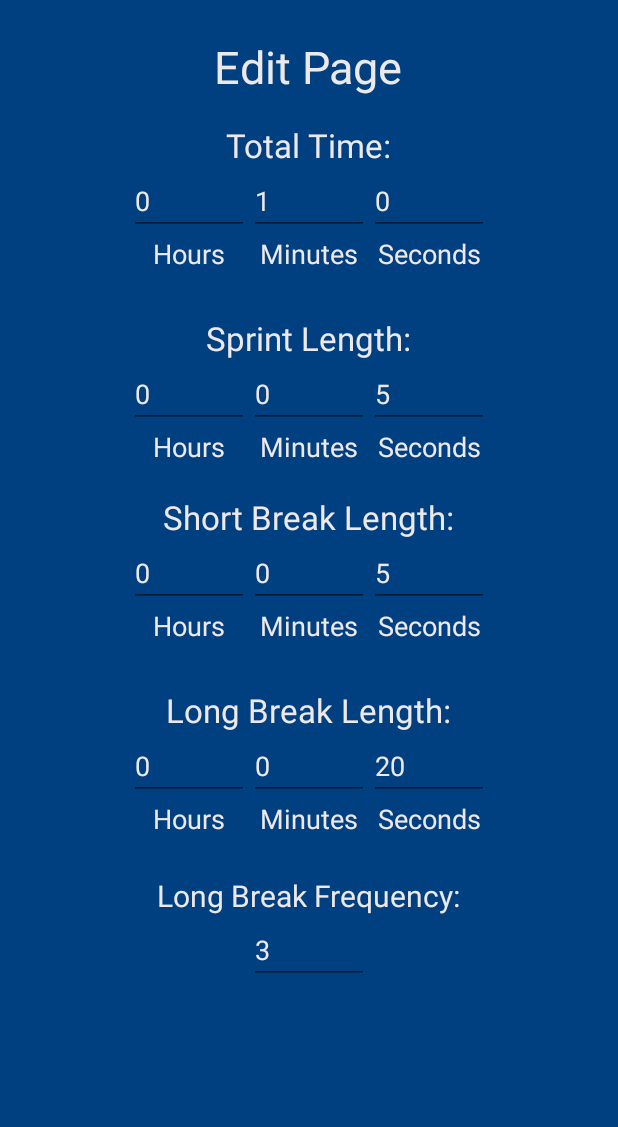
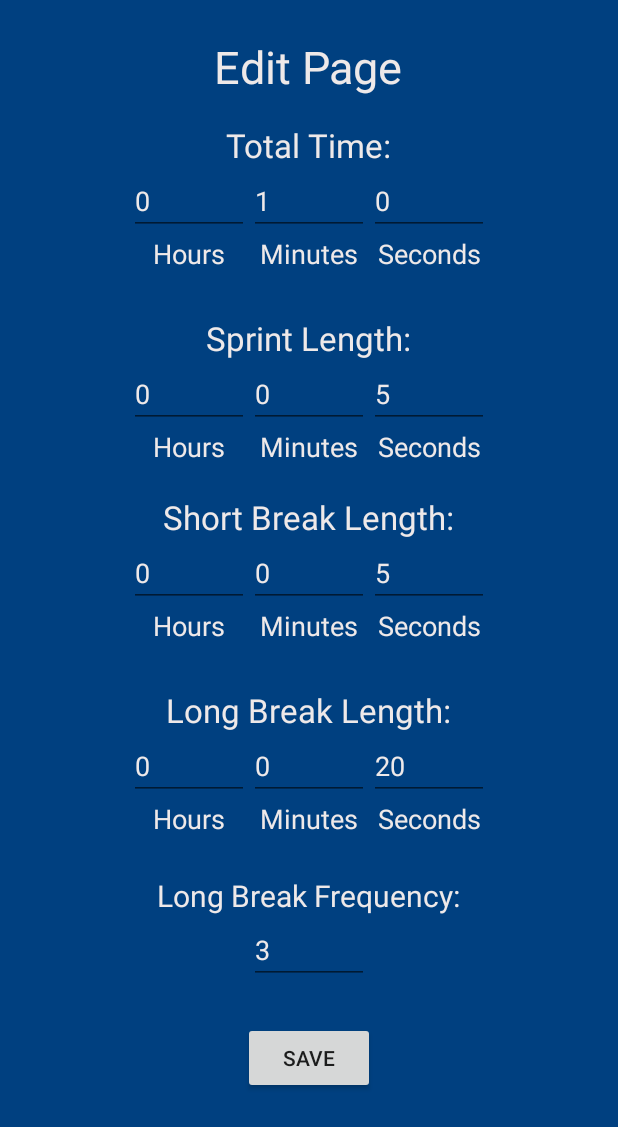
Before and after one commit to kushalk25/ergo-efficiency-timer, an Android app: the screen it shows after launch (MainActivity), after a tap on "EDIT TIMER", on a phone screen of 412 x 824 dp. Shown: the top 1127 px of the screen. Run offline under Robolectric (Android 15) with nearby library versions, the phone set to English and light mode, and no system bars.

Commit message:
changed colour of status bar on edit page, added save button, changed manifest so that screen is manipulatable when using soft keyboard

```diff
--- a/src/main/AndroidManifest.xml
+++ b/src/main/AndroidManifest.xml
@@ -12,7 +12,8 @@
             android:name=".MainActivity"
             android:label="@string/app_name"
             android:theme="@style/AppTheme.NoActionBar"
-            android:screenOrientation="portrait">
+            android:screenOrientation="portrait"
+            android:windowSoftInputMode="adjustResize">
             <intent-filter>
                 <action android:name="android.intent.action.MAIN" />
 
--- a/src/main/java/com/example/owner/ergoefficiencytimer/MainActivity.java
+++ b/src/main/java/com/example/owner/ergoefficiencytimer/MainActivity.java
@@ -25,6 +25,7 @@ public class MainActivity extends AppCompatActivity implements CompoundButton.On
     Timer myTimer;
     EditPage editPage;
     boolean editing;
+    boolean running;
     private ToggleButton toggleButton;
 
     @Override
@@ -35,6 +36,8 @@ public class MainActivity extends AppCompatActivity implements CompoundButton.On
         // toggle button will run and pause the app
         toggleButton = (ToggleButton) findViewById(R.id.timerToggle);
         toggleButton.setOnCheckedChangeListener(this);
+
+        running = false;
 
         myTimer = new Timer(this);
         myTimer.displayTime();
@@ -49,11 +52,13 @@ public class MainActivity extends AppCompatActivity implements CompoundButton.On
     //    Typeface limeLightTypeFace = Typeface.createFromAsset(getAssets(), "limelight.ttf");
         Button button = (Button) v;
 
-        // editing is true when we move to the edit page (for now the only other page)
-        editing = true;
-        myTimer.disableTimeDisplay();
-        setContentView(R.layout.edit_page);
-        editPage.loadTimerValues();
+        if(running == false) {
+            // editing is true when we move to the edit page (for now the only other page)
+            editing = true;
+            myTimer.disableTimeDisplay();
+            setContentView(R.layout.edit_page);
+            editPage.loadTimerValues();
+        }
     }
 
     public void stopAlarm(View v){
@@ -81,6 +86,12 @@ public class MainActivity extends AppCompatActivity implements CompoundButton.On
         toggleButton.setOnCheckedChangeListener(this);
     }
 
+    // for now this does the same as clicking the back button
+    public void onClickSave(View v) {
+
+        onBackPressed();
+    }
+
     @Override
     public boolean onCreateOptionsMenu(Menu menu) {
         // Inflate the menu; this adds items to the action bar if it is present.
@@ -106,6 +117,12 @@ public class MainActivity extends AppCompatActivity implements CompoundButton.On
     @Override
     public void onCheckedChanged(CompoundButton buttonView, boolean isChecked) {
 
+        if(isChecked){
+            running = true;
+        } else {
+            running = false;
+        }
+
         myTimer.toggleTimer(isChecked);
     }
 
--- a/src/main/res/layout/edit_page.xml
+++ b/src/main/res/layout/edit_page.xml
@@ -1,4 +1,11 @@
 <?xml version="1.0" encoding="utf-8"?>
+<android.support.design.widget.CoordinatorLayout xmlns:android="http://schemas.android.com/apk/res/android"
+    xmlns:app="http://schemas.android.com/apk/res-auto"
+    xmlns:tools="http://schemas.android.com/tools"
+    android:layout_width="match_parent"
+    android:layout_height="match_parent"
+    android:fitsSystemWindows="true"
+    tools:context="com.example.owner.veganapp.MainActivity">
 
 <ScrollView xmlns:android="http://schemas.android.com/apk/res/android"
     android:id="@+id/ScrollView01"
@@ -351,9 +358,33 @@
         android:inputType="number"
         android:id="@+id/longFrequency"
         android:layout_below="@+id/textView18"
-        android:layout_alignParentBottom="true"
+
         android:layout_centerHorizontal="true"
         android:textColor="#eee9e9"/>
+
+    <!-- took this out for the time being:
+    android:layout_alignParentBottom="true" -->
+
+    <Button
+        android:layout_width="wrap_content"
+        android:layout_height="wrap_content"
+        android:text="Save"
+        android:id="@+id/save"
+        android:layout_below="@+id/longFrequency"
+        android:layout_centerHorizontal="true"
+        android:layout_marginTop="25dp"
+        android:checked="false"
+        android:onClick="onClickSave"/>
+
+    <!-- this will be replaced by a footer -->
+    <ImageView
+        android:layout_width="match_parent"
+        android:layout_height="25dp"
+        android:id="@+id/imageView6"
+        android:src="#004080"
+        android:layout_marginTop="25dp"
+        android:layout_below="@+id/save"
+        android:layout_weight="1.08" />
 
     <TextView
         android:layout_width="wrap_content"
@@ -369,3 +400,5 @@
 </RelativeLayout>
 
     </ScrollView>
+
+    </android.support.design.widget.CoordinatorLayout>
```
